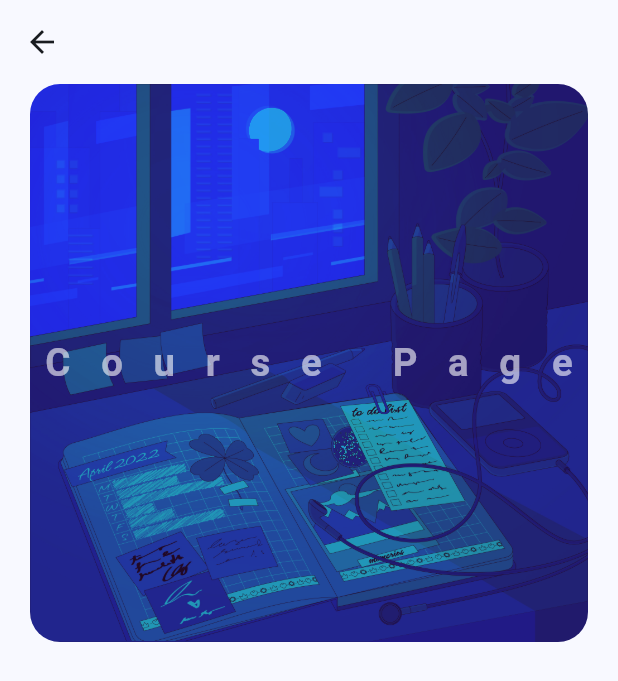
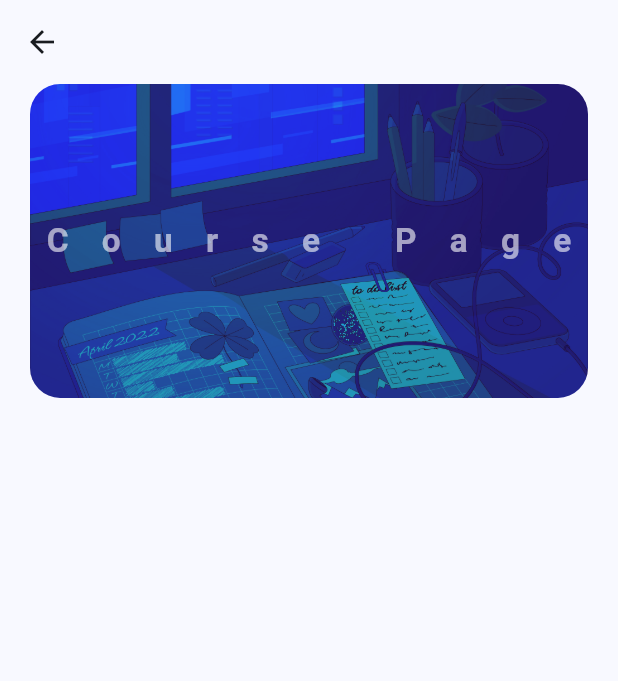
Before and after one commit to genedeh/first_flutter_app, a Flutter app: the CoursePage screen opened directly, on a phone screen of 412 x 824 dp. Shown: the top 681 px of the screen. Run offline on Flutter 3.47's test engine with Material 3 defaults, Android fonts, the phone set to English and light mode, and no system bars; our stand-ins replace lottie, shared_preferences; accounts and stored records are empty.

Commit message:
RESPONSIVENESS

```diff
--- a/lib/views/pages/auth/onboarding_page.dart
+++ b/lib/views/pages/auth/onboarding_page.dart
@@ -1,4 +1,3 @@
-import 'package:first_flutter_app/data/constants.dart';
 import 'package:first_flutter_app/views/pages/auth/login_page.dart';
 import 'package:flutter/material.dart';
 import 'package:lottie/lottie.dart';
--- a/lib/widgets/hero_widget.dart
+++ b/lib/widgets/hero_widget.dart
@@ -25,12 +25,16 @@ class HeroWidget extends StatelessWidget {
         children: [
           Hero(
             tag: 'hero1',
+            child: AspectRatio(
+              aspectRatio: 1920 / 1080,
               child: ClipRRect(
                 borderRadius: BorderRadius.circular(20.0),
                 child: Image.asset(
                   'assets/images/bg.jpg',
                   color: Colors.blue,
+                  fit: BoxFit.cover,
                   colorBlendMode: BlendMode.darken,
+                ),
               ),
             ),
           ),
@@ -40,7 +44,7 @@ class HeroWidget extends StatelessWidget {
               style: TextStyle(
                 fontWeight: FontWeight.bold,
                 fontSize: 50.0,
-                letterSpacing: 40.0,
+                letterSpacing: 50.0,
                 color: Colors.white60,
               ),
             ),
```
Also changed, not shown: lib/views/pages/auth/login_page.dart (+11 -1 lines), lib/views/pages/expanded_flexible_page.dart (added, +20 -0 lines), lib/views/pages/settings_page.dart (+14 -1 lines). Lines whose indentation alone changed are shown as unchanged.
